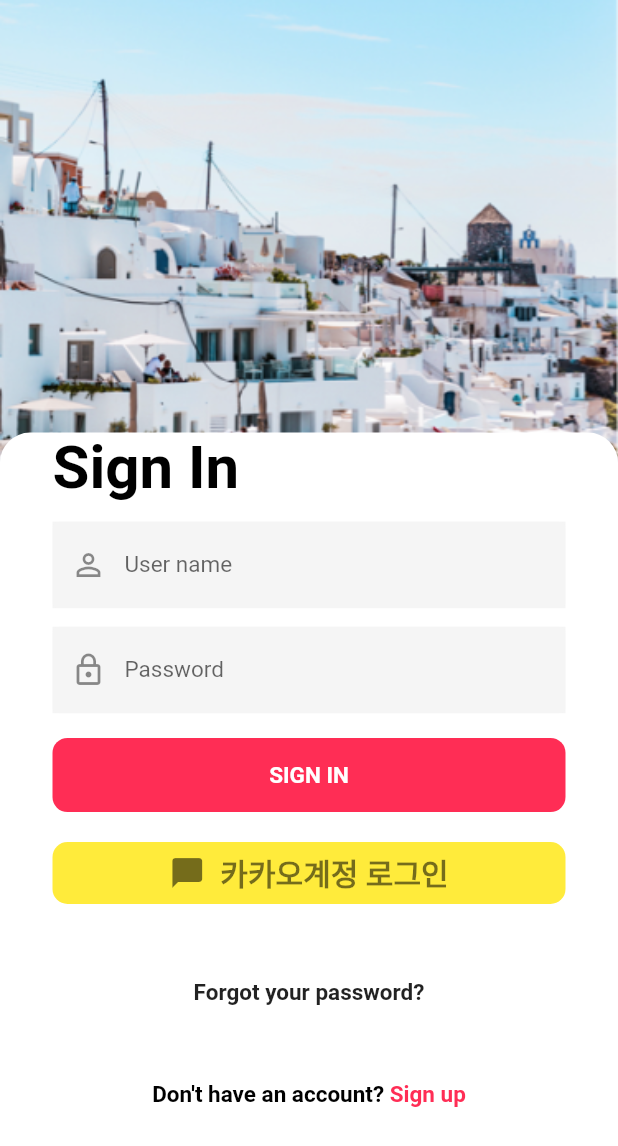
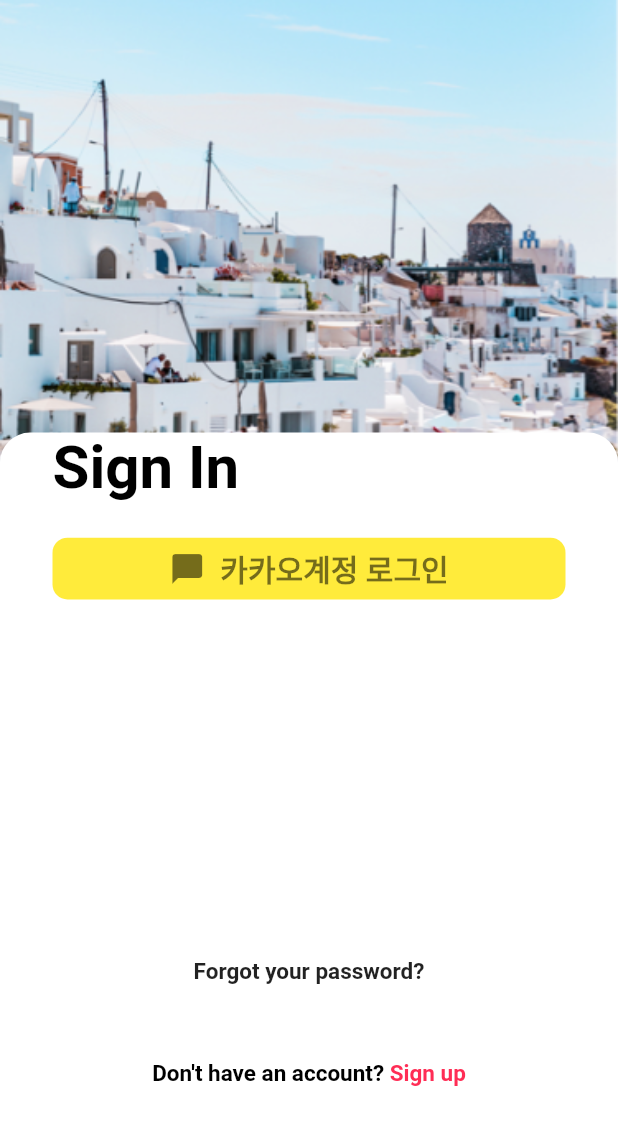
Before and after one commit to sinkyoungdeok/soorisulsul, a Flutter app: the screen it shows after launch, on a phone screen of 412 x 824 dp. Shown: the top 1146 px of the screen. Run offline on Flutter 3.47's test engine with Material 2 defaults, Android fonts, the phone set to English and light mode, and no system bars; missing offline and left inert: kakao_flutter_sdk; Roboto replaces fonts that are missing (Tomorrow); project files that could hold a hidden picture were left out.

Commit message:
[FIX] login creen ui

```diff
--- a/lib/screen/signIn.dart
+++ b/lib/screen/signIn.dart
@@ -155,15 +155,35 @@ class _KakaoLoginState extends State<SignIn> {
             padding: EdgeInsets.fromLTRB(35, 0, 35, 35),
             child: Form(
               key: formKey,
-              child: ListView(
+              child: Column(
                 children: <Widget>[
-                  signInTextField(),
-                  emailTextField(),
-                  passwordTextField(),
-                  signInButton(context),
-                  kakaoSignInButton(context),
-                  forgotpasswordTextField(),
-                  signupTextField()
+                  Expanded(
+                    flex: 1,
+                    child: Column(
+                        children:<Widget>[signInTextField()]
+                    ),
+                  )
+
+
+                  ,
+                  // emailTextField(),
+                  // passwordTextField(),
+                  // signInButton(context),
+                  Expanded(
+                      flex: 5,
+
+                      child: Column(
+                          children:<Widget>[kakaoSignInButton(context)]
+                      ),
+                  ),
+                  Expanded(
+                    flex: 4,
+                    child: Column(
+                        children:<Widget>[forgotpasswordTextField(),
+                          signupTextField()]
+                    ),
+                  ),
+
                 ],
               ),
             )
@@ -176,16 +196,20 @@ class _KakaoLoginState extends State<SignIn> {
 
   Widget signInTextField() {
     return Container(
-      child: RichText(
-        text: TextSpan(
-            text: "Sign In",
-            style: TextStyle(
+      width: MediaQuery.of(context).size.width,
+      child: Text(
+          "Sign In",
+          textAlign: TextAlign.left,
+
+
+
+          style: TextStyle(
               fontWeight: FontWeight.bold,
               fontFamily: 'Tomorrow',
               color: Colors.black,
               fontSize: isSmall ? 25 : 40,
-            )
-        ),
+          )
+
       ),
     );
   }
```
Also changed, not shown: pubspec.lock, 1 other file.
